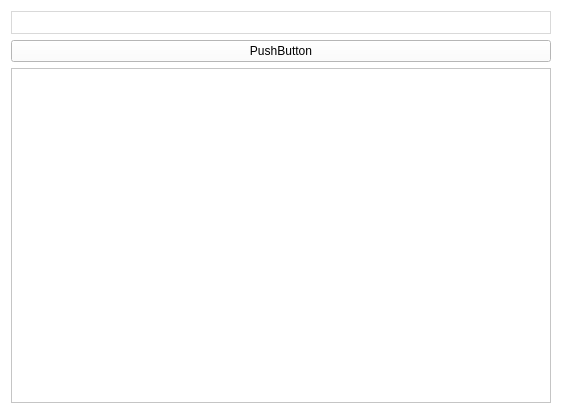
Longxr/QtAddressBar, file src/MainApps/QtAddressBar/MainWindow.ui: the form before one commit.
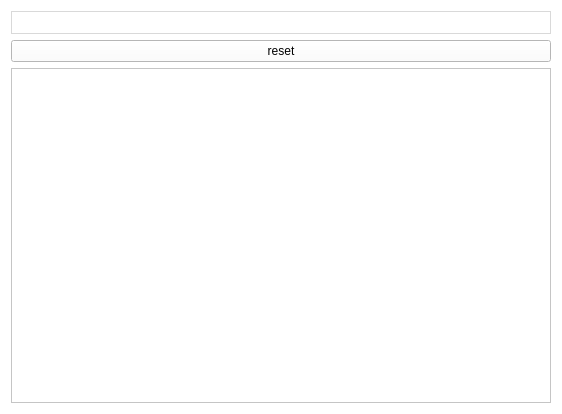
The form after the commit. Custom widgets are drawn as their Qt base class.

Commit message: add focusEvent & return press event

Patch:
```diff
--- a/src/MainApps/QtAddressBar/MainWindow.ui
+++ b/src/MainApps/QtAddressBar/MainWindow.ui
@@ -49,7 +49,7 @@
     <item>
      <widget class="QPushButton" name="pushButton">
       <property name="text">
-       <string>PushButton</string>
+       <string>reset</string>
       </property>
      </widget>
     </item>
```
Left out of the diff: 3 changed lines with no effect on the pictures. The commit also changes 2 other files.
